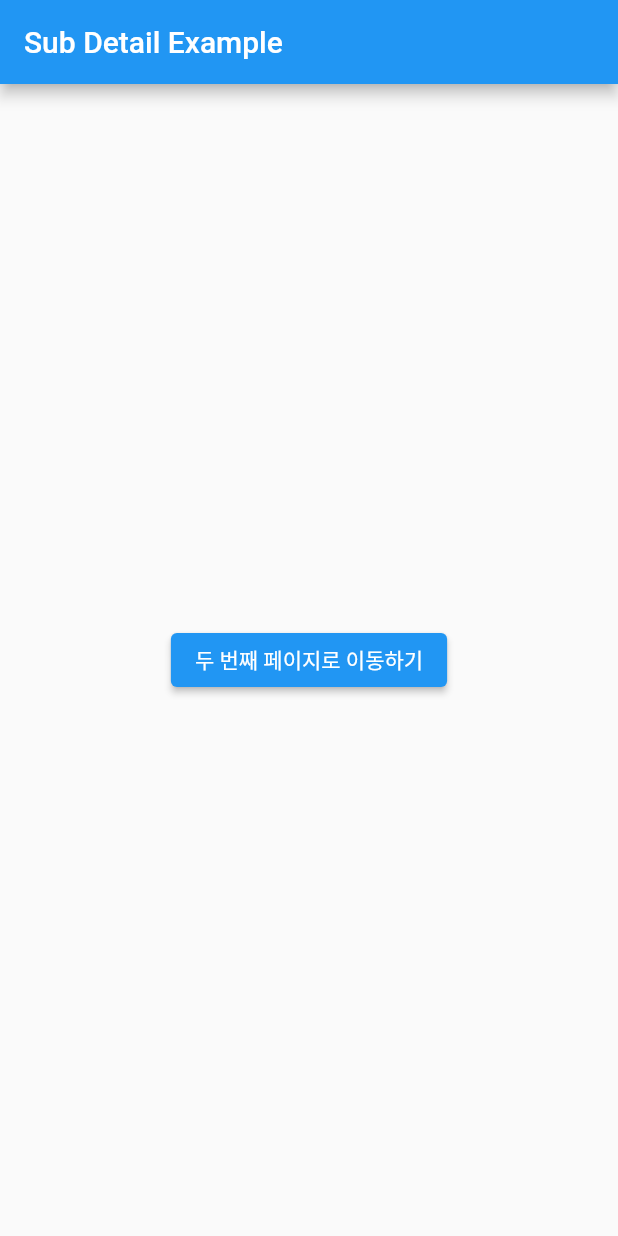
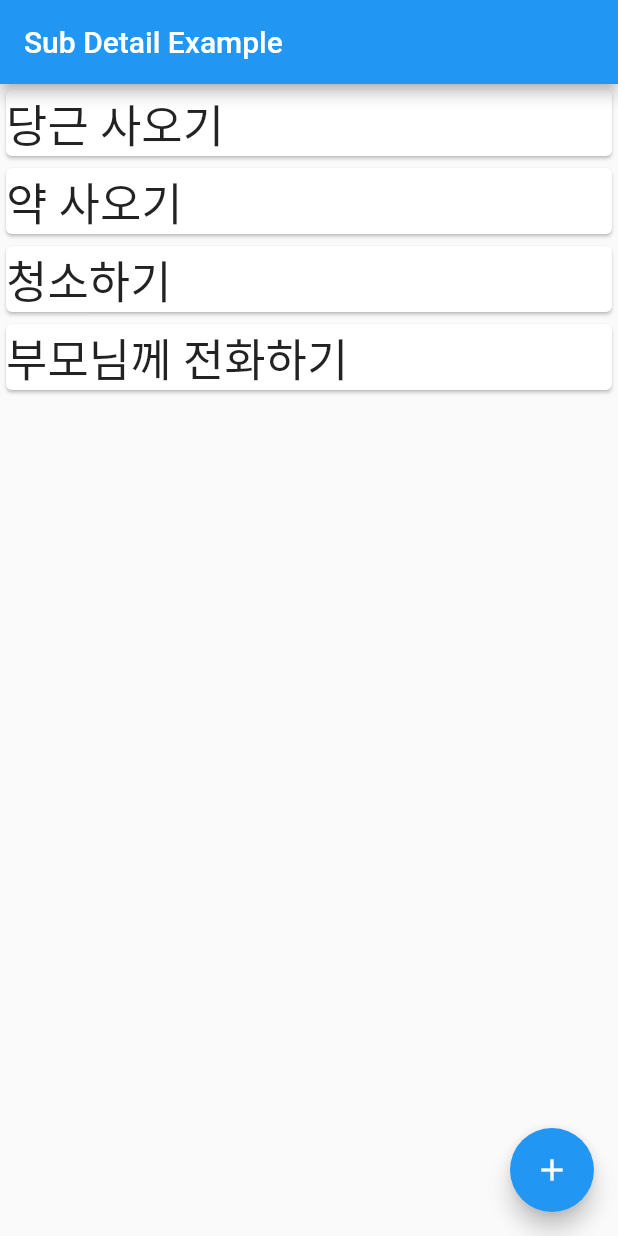
Before and after one commit to lee-kangpyo/test-flutter, a Flutter app: the screen it shows after launch, on a phone screen of 412 x 824 dp. Run offline on Flutter 3.47's test engine with Material 2 defaults, Android fonts, the phone set to English and light mode, and no system bars; our stand-ins replace dio.

Commit message:
To Do 리스트 앱 할일 추가 기능 구현

```diff
--- a/todo_list/lib/subDetail.dart
+++ b/todo_list/lib/subDetail.dart
@@ -6,20 +6,52 @@ class SubDetail extends StatefulWidget {
 }
 
 class _SubDetail extends State<SubDetail>{
+  List<String> todoList = [];
+
+
+  @override
+  void initState() {
+    super.initState();
+    todoList.add("당근 사오기");
+    todoList.add("약 사오기");
+    todoList.add("청소하기");
+    todoList.add("부모님께 전화하기");
+  }
+
   @override
   Widget build(BuildContext context) {
     return Scaffold(
       appBar: AppBar(title: Text('Sub Detail Example'),),
-      body: Container(
-        child: Center(
-          child: ElevatedButton(
-            child: Text("두 번째 페이지로 이동하기"),
-            onPressed: (){
-              Navigator.of(context).pushNamed("/second");
-            },
-          ),
-        ),
+      body: ListView.builder(
+          itemBuilder: (context, index){
+            return Card(
+              child: InkWell(
+                child: Text(
+                  todoList[index],
+                  style: TextStyle(fontSize: 30),
+                ),
+                onTap: (){
+                  Navigator.of(context).pushNamed("/third", arguments: todoList[index]);
+                },
+              ),
+            );
+          },
+        itemCount: todoList.length,
+      ),
+      floatingActionButton: FloatingActionButton(
+        child: Icon(Icons.add),
+        onPressed: (){
+          _addNavigation(context);
+        },
       ),
     );
   }
+
+  void _addNavigation(BuildContext context) async{
+    final result = await Navigator.of(context).pushNamed("/second");
+    setState(() {
+      todoList.add(result as String);
+    });
+  }
+
 }
```
Also changed, not shown: todo_list/lib/secondDetail.dart (+16 -6 lines), todo_list/lib/thirdPage.dart (+4 -6 lines).
